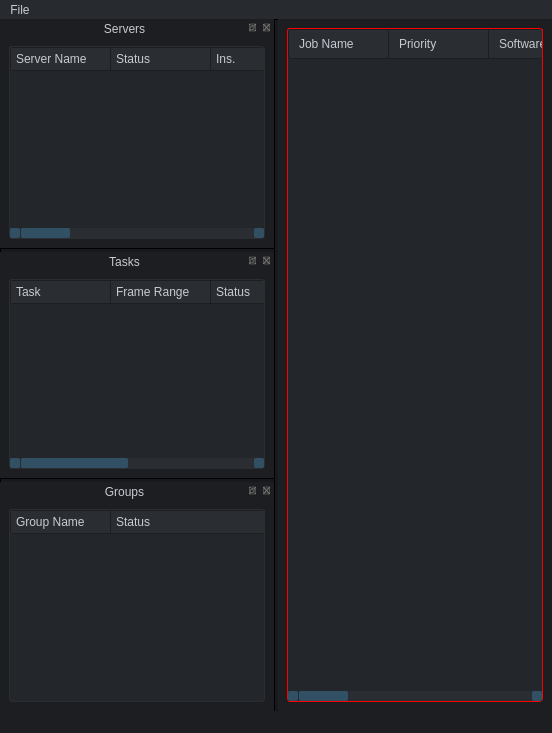
This is src/monitor/ui/main.ui in fcocc77/cats_farm as Qt 5 draws it before an edit. The edited form follows.
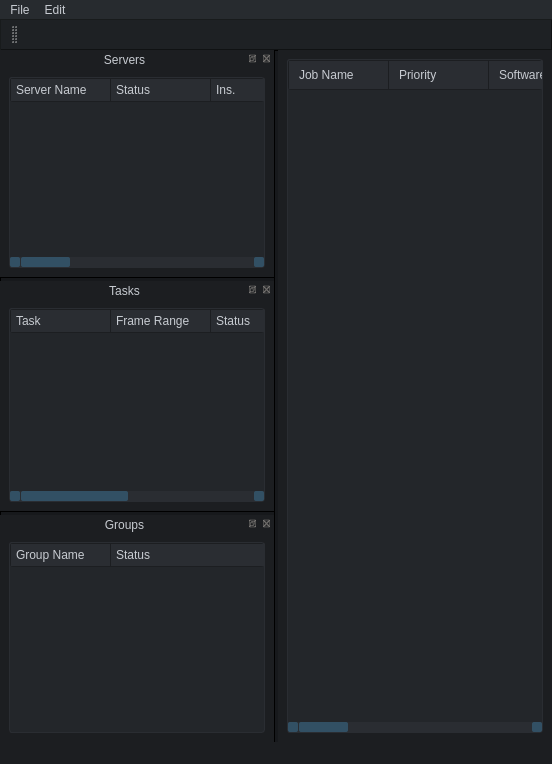
This is the edited form. Icons and pictures are not drawn.

The edit to the form file:
```diff
--- a/src/monitor/ui/main.ui
+++ b/src/monitor/ui/main.ui
@@ -286,10 +286,8 @@
   font: 8pt "Tahoma"; }
 
 #jobs {
-  background-color: #23262a;
-  border: 1px solid red; }
+  background-color: #23262a; }
   #jobs QHeaderView::section {
-    border: 1px solid red;
     padding: 5px 10px 5px 10px;
     background-color: #2a2d32;
     border: 0px solid transparent; }
@@ -363,11 +361,11 @@
         <rect>
             <x>0</x>
             <y>0</y>
-            <width>766</width>
-            <height>22</height>
+            <width>552</width>
+            <height>19</height>
         </rect>
     </property>
-    <widget class="QMenu" name="menuhola">
+    <widget class="QMenu" name="file_menu">
         <property name="title">
             <string>File</string>
         </property>
@@ -375,7 +373,24 @@
         <addaction name="separator" />
         <addaction name="actionsa" />
     </widget>
-    <addaction name="menuhola" />
+    <widget class="QMenu" name="edit_menu">
+        <property name="title">
+            <string>Edit</string>
+        </property>
+    </widget>
+    <addaction name="file_menu" />
+    <addaction name="edit_menu" />
+</widget>
+        <widget class="QToolBar" name="toolBar">
+    <property name="windowTitle">
+        <string>toolBar</string>
+    </property>
+    <attribute name="toolBarArea">
+        <enum>TopToolBarArea</enum>
+    </attribute>
+    <attribute name="toolBarBreak">
+        <bool>false</bool>
+    </attribute>
 </widget>
         <widget class="QDockWidget" name="dockWidget">
     <property name="windowTitle">
```
Left out of the diff: 5 changed lines with no effect on the pictures.
